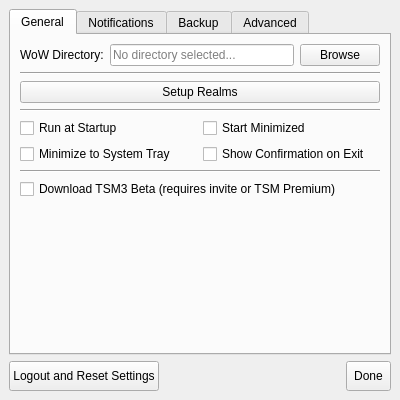
The window that ui/settings_window.ui (seirl/tsmapplication_public) describes before a commit, drawn with Qt 5.
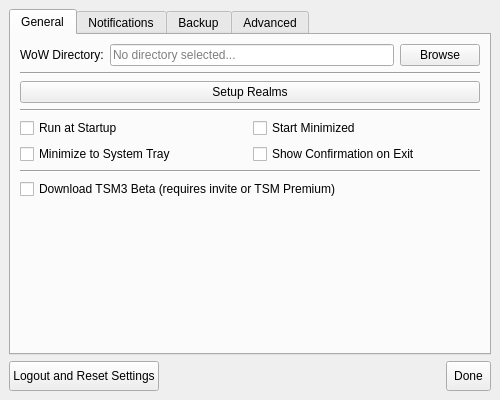
The same window after the commit. Icons and pictures are not drawn.

Commit message: Made settings window wider to avoid cutting off text.

What changed in the file:
```diff
--- a/ui/settings_window.ui
+++ b/ui/settings_window.ui
@@ -6,7 +6,7 @@
    <rect>
     <x>0</x>
     <y>0</y>
-    <width>400</width>
+    <width>500</width>
     <height>400</height>
    </rect>
   </property>
@@ -18,13 +18,13 @@
   </property>
   <property name="minimumSize">
    <size>
-    <width>400</width>
+    <width>500</width>
     <height>400</height>
    </size>
   </property>
   <property name="maximumSize">
    <size>
-    <width>400</width>
+    <width>500</width>
     <height>400</height>
    </size>
   </property>
```
